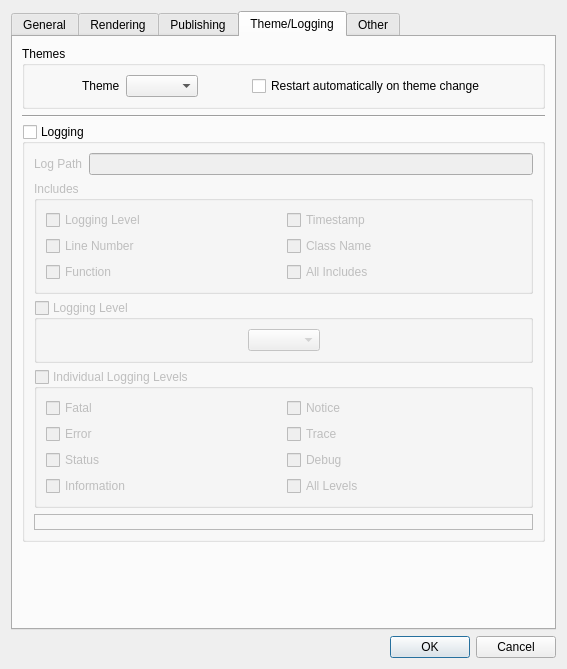
First picture: the form in mainApp/preferences.ui, repository trevorsandy/lpub3d-ci, before the edit.
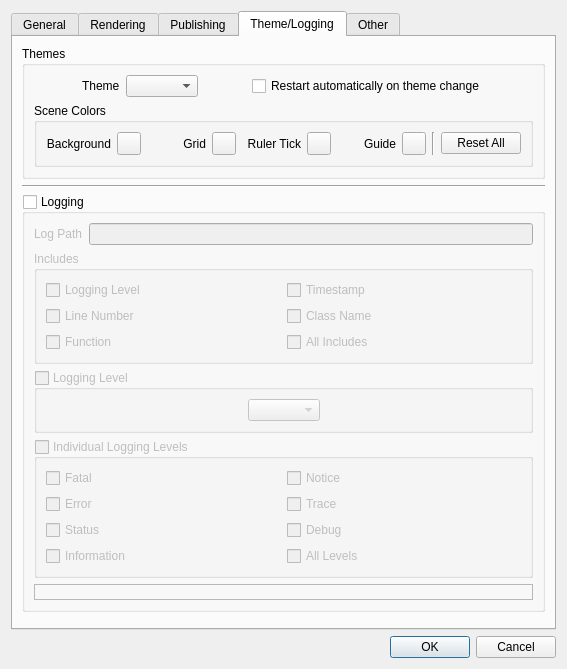
Second picture: the form after the edit. The open tabs and pages were chosen to show the change. Icons and pictures are not drawn.

Commit message: Snap to grid while moving page item #252

```diff
--- a/mainApp/preferences.ui
+++ b/mainApp/preferences.ui
@@ -1666,6 +1666,8 @@
          <property name="title">
           <string>Themes</string>
          </property>
+         <layout class="QVBoxLayout" name="verticalLayout_18">
+          <item>
          <layout class="QHBoxLayout" name="horizontalLayout_10">
           <item>
            <spacer name="horizontalSpacer_5">
@@ -1725,6 +1727,114 @@
              </size>
             </property>
            </spacer>
+            </item>
+           </layout>
+          </item>
+          <item>
+           <widget class="QGroupBox" name="sceneSettingsBox">
+            <property name="title">
+             <string>Scene Colors</string>
+            </property>
+            <layout class="QHBoxLayout" name="horizontalLayout_28">
+             <item>
+              <widget class="QLabel" name="label_3">
+               <property name="text">
+                <string>Background</string>
+               </property>
+               <property name="alignment">
+                <set>Qt::AlignRight|Qt::AlignTrailing|Qt::AlignVCenter</set>
+               </property>
+              </widget>
+             </item>
+             <item>
+              <widget class="QToolButton" name="sceneBackgroundColorButton">
+               <property name="toolTip">
+                <string>Set custom scene background color</string>
+               </property>
+               <property name="text">
+                <string/>
+               </property>
+              </widget>
+             </item>
+             <item>
+              <widget class="QLabel" name="label_13">
+               <property name="text">
+                <string>Grid</string>
+               </property>
+               <property name="alignment">
+                <set>Qt::AlignRight|Qt::AlignTrailing|Qt::AlignVCenter</set>
+               </property>
+              </widget>
+             </item>
+             <item>
+              <widget class="QToolButton" name="sceneGridColorButton">
+               <property name="toolTip">
+                <string>Set custom scene grid color</string>
+               </property>
+               <property name="text">
+                <string/>
+               </property>
+              </widget>
+             </item>
+             <item>
+              <widget class="QLabel" name="label_14">
+               <property name="toolTip">
+                <string>Set custom scene ruler tick color</string>
+               </property>
+               <property name="text">
+                <string>Ruler Tick</string>
+               </property>
+               <property name="alignment">
+                <set>Qt::AlignRight|Qt::AlignTrailing|Qt::AlignVCenter</set>
+               </property>
+              </widget>
+             </item>
+             <item>
+              <widget class="QToolButton" name="sceneRulerTickColorButton">
+               <property name="text">
+                <string/>
+               </property>
+              </widget>
+             </item>
+             <item>
+              <widget class="QLabel" name="label_18">
+               <property name="toolTip">
+                <string>Set custom scene guides color</string>
+               </property>
+               <property name="text">
+                <string>Guide</string>
+               </property>
+               <property name="alignment">
+                <set>Qt::AlignRight|Qt::AlignTrailing|Qt::AlignVCenter</set>
+               </property>
+              </widget>
+             </item>
+             <item>
+              <widget class="QToolButton" name="sceneGuideColorButton">
+               <property name="text">
+                <string/>
+               </property>
+              </widget>
+             </item>
+             <item>
+              <widget class="Line" name="line_4">
+               <property name="orientation">
+                <enum>Qt::Vertical</enum>
+               </property>
+              </widget>
+             </item>
+             <item>
+              <widget class="QPushButton" name="resetSceneColorsButton">
+               <property name="toolTip">
+                <string>Reset all colors to default</string>
+               </property>
+               <property name="text">
+                <string>Reset All</string>
+               </property>
+              </widget>
+             </item>
+            </layout>
+           </widget>
           </item>
          </layout>
         </widget>
```
Left out of the diff: 2 changed lines with no effect on the pictures. Lines whose indentation alone changed are shown as unchanged. The commit also changes 21 other files.
